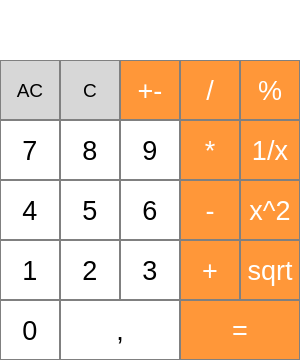
Qt form Lesson-7/Task-1/calculator.ui (UnderWaterWelder27/NG-2021-Vladislav-Striuk) before a commit.
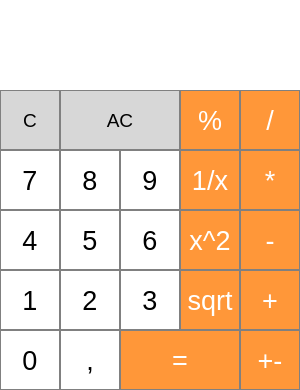
The same form after that commit.

Commit message: numInput / unaryOperations / wrongOperation

What changed in the file:
```diff
--- a/Lesson-7/Task-1/calculator.ui
+++ b/Lesson-7/Task-1/calculator.ui
@@ -7,19 +7,19 @@
     <x>0</x>
     <y>0</y>
     <width>300</width>
-    <height>360</height>
+    <height>390</height>
    </rect>
   </property>
   <property name="minimumSize">
    <size>
     <width>300</width>
-    <height>360</height>
+    <height>390</height>
    </size>
   </property>
   <property name="maximumSize">
    <size>
     <width>300</width>
-    <height>360</height>
+    <height>480</height>
    </size>
   </property>
   <property name="windowTitle">
@@ -32,8 +32,8 @@
    <widget class="QPushButton" name="b_operatorSqrt">
     <property name="geometry">
      <rect>
-      <x>240</x>
-      <y>240</y>
+      <x>180</x>
+      <y>270</y>
       <width>60</width>
       <height>60</height>
      </rect>
@@ -74,8 +74,8 @@
    <widget class="QPushButton" name="b_operatorPow">
     <property name="geometry">
      <rect>
-      <x>240</x>
-      <y>180</y>
+      <x>180</x>
+      <y>210</y>
       <width>60</width>
       <height>60</height>
      </rect>
@@ -116,8 +116,8 @@
    <widget class="QPushButton" name="b_operatorAdd">
     <property name="geometry">
      <rect>
-      <x>180</x>
-      <y>240</y>
+      <x>240</x>
+      <y>270</y>
       <width>60</width>
       <height>60</height>
      </rect>
@@ -159,7 +159,7 @@
     <property name="geometry">
      <rect>
       <x>0</x>
-      <y>180</y>
+      <y>210</y>
       <width>60</width>
       <height>60</height>
      </rect>
@@ -198,7 +198,7 @@
     <property name="geometry">
      <rect>
       <x>0</x>
-      <y>240</y>
+      <y>270</y>
       <width>60</width>
       <height>60</height>
      </rect>
@@ -237,7 +237,7 @@
     <property name="geometry">
      <rect>
       <x>120</x>
-      <y>240</y>
+      <y>270</y>
       <width>60</width>
       <height>60</height>
      </rect>
@@ -275,8 +275,8 @@
    <widget class="QPushButton" name="b_operatorSubtract">
     <property name="geometry">
      <rect>
-      <x>180</x>
-      <y>180</y>
+      <x>240</x>
+      <y>210</y>
       <width>60</width>
       <height>60</height>
      </rect>
@@ -318,20 +318,20 @@
     <property name="geometry">
      <rect>
       <x>60</x>
-      <y>300</y>
-      <width>120</width>
+      <y>330</y>
+      <width>60</width>
       <height>60</height>
      </rect>
     </property>
     <property name="minimumSize">
      <size>
-      <width>120</width>
+      <width>60</width>
       <height>60</height>
      </size>
     </property>
     <property name="maximumSize">
      <size>
-      <width>120</width>
+      <width>60</width>
       <height>60</height>
      </size>
     </property>
@@ -357,7 +357,7 @@
     <property name="geometry">
      <rect>
       <x>0</x>
-      <y>300</y>
+      <y>330</y>
       <width>60</width>
       <height>60</height>
      </rect>
@@ -396,7 +396,7 @@
     <property name="geometry">
      <rect>
       <x>0</x>
-      <y>120</y>
+      <y>150</y>
       <width>60</width>
       <height>60</height>
      </rect>
@@ -435,7 +435,7 @@
     <property name="geometry">
      <rect>
       <x>60</x>
-      <y>120</y>
+      <y>150</y>
       <width>60</width>
       <height>60</height>
      </rect>
@@ -474,7 +474,7 @@
     <property name="geometry">
      <rect>
       <x>120</x>
-      <y>120</y>
+      <y>150</y>
       <width>60</width>
       <height>60</height>
      </rect>
@@ -513,7 +513,7 @@
     <property name="geometry">
      <rect>
       <x>120</x>
-      <y>180</y>
+      <y>210</y>
       <width>60</width>
       <height>60</height>
      </rect>
@@ -551,8 +551,8 @@
    <widget class="QPushButton" name="b_backspaceLabel">
     <property name="geometry">
      <rect>
-      <x>60</x>
-      <y>60</y>
+      <x>0</x>
+      <y>90</y>
       <width>60</width>
       <height>60</height>
      </rect>
@@ -591,8 +591,8 @@
    <widget class="QPushButton" name="b_operatorDivide">
     <property name="geometry">
      <rect>
-      <x>180</x>
-      <y>60</y>
+      <x>240</x>
+      <y>90</y>
       <width>60</width>
       <height>60</height>
      </rect>
@@ -633,8 +633,8 @@
    <widget class="QPushButton" name="b_operatorPercentage">
     <property name="geometry">
      <rect>
-      <x>240</x>
-      <y>60</y>
+      <x>180</x>
+      <y>90</y>
       <width>60</width>
       <height>60</height>
      </rect>
@@ -675,8 +675,8 @@
    <widget class="QPushButton" name="b_operatorEqual">
     <property name="geometry">
      <rect>
-      <x>180</x>
-      <y>300</y>
+      <x>120</x>
+      <y>330</y>
       <width>120</width>
       <height>60</height>
      </rect>
@@ -720,19 +720,19 @@
       <x>0</x>
       <y>0</y>
       <width>300</width>
-      <height>40</height>
+      <height>60</height>
      </rect>
     </property>
     <property name="minimumSize">
      <size>
       <width>300</width>
-      <height>40</height>
+      <height>60</height>
      </size>
     </property>
     <property name="maximumSize">
      <size>
       <width>300</width>
-      <height>40</height>
+      <height>60</height>
      </size>
     </property>
     <property name="font">
@@ -764,21 +764,21 @@
    <widget class="QPushButton" name="b_clearLabel">
     <property name="geometry">
      <rect>
-      <x>0</x>
-      <y>60</y>
-      <width>60</width>
+      <x>60</x>
+      <y>90</y>
+      <width>120</width>
       <height>60</height>
      </rect>
     </property>
     <property name="minimumSize">
      <size>
-      <width>60</width>
+      <width>120</width>
       <height>60</height>
      </size>
     </property>
     <property name="maximumSize">
      <size>
-      <width>60</width>
+      <width>120</width>
       <height>60</height>
      </size>
     </property>
@@ -805,7 +805,7 @@
     <property name="geometry">
      <rect>
       <x>60</x>
-      <y>180</y>
+      <y>210</y>
       <width>60</width>
       <height>60</height>
      </rect>
@@ -844,7 +844,7 @@
     <property name="geometry">
      <rect>
       <x>60</x>
-      <y>240</y>
+      <y>270</y>
       <width>60</width>
       <height>60</height>
      </rect>
@@ -882,8 +882,8 @@
    <widget class="QPushButton" name="b_operatorMultiply">
     <property name="geometry">
      <rect>
-      <x>180</x>
-      <y>120</y>
+      <x>240</x>
+      <y>150</y>
       <width>60</width>
       <height>60</height>
      </rect>
@@ -924,8 +924,8 @@
    <widget class="QPushButton" name="b_operatorFraction">
     <property name="geometry">
      <rect>
-      <x>240</x>
-      <y>120</y>
+      <x>180</x>
+      <y>150</y>
       <width>60</width>
       <height>60</height>
      </rect>
@@ -966,8 +966,8 @@
    <widget class="QPushButton" name="b_operatorPlusMinus">
     <property name="geometry">
      <rect>
-      <x>120</x>
-      <y>60</y>
+      <x>240</x>
+      <y>330</y>
       <width>60</width>
       <height>60</height>
      </rect>
@@ -1009,21 +1009,21 @@
     <property name="geometry">
      <rect>
       <x>0</x>
-      <y>40</y>
+      <y>60</y>
       <width>300</width>
-      <height>20</height>
+      <height>30</height>
      </rect>
     </property>
     <property name="minimumSize">
      <size>
       <width>300</width>
-      <height>20</height>
+      <height>30</height>
      </size>
     </property>
     <property name="maximumSize">
      <size>
       <width>300</width>
-      <height>20</height>
+      <height>30</height>
      </size>
     </property>
     <property name="font">
```
The commit also changes 2 other files.
